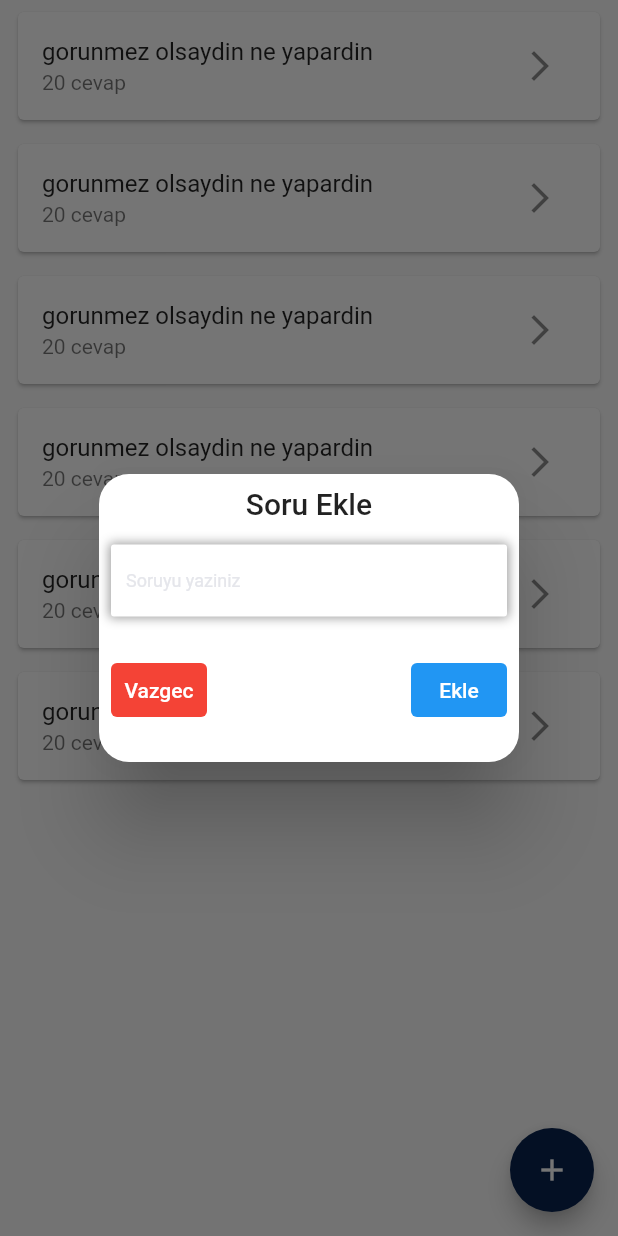
After one commit to tahiruzelli/Suretler, a Flutter app: the QuesPageView screen opened directly, after a tap on the "add" icon, on a phone screen of 412 x 824 dp. The commit adds this screen. Run offline on Flutter 3.47's test engine with Material 2 defaults, Android fonts, the phone set to English and light mode, and no system bars; our stand-ins replace get.

Commit message:
que ans sayfalari ve alt yapilari tamamlandi

```diff
--- a/lib/Controllers/QueAnsController/que_ans_controller.dart
+++ b/lib/Controllers/QueAnsController/que_ans_controller.dart
@@ -1,3 +1,56 @@
+import 'package:Suretler/Views/QueAnsPageView/ans_page_view.dart';
+import 'package:flutter/material.dart';
 import 'package:get/get.dart';
 
-class QueAnsController extends GetxController {}
+class QueAnsController extends GetxController {
+  TextEditingController questionTFController = TextEditingController();
+  TextEditingController answerTFController = TextEditingController();
+
+  RxList answers = [
+    "otobuse akbil basmadan binerdim",
+    "otobuse akbil basmadan binerdim",
+    "otobuse akbil basmadan binerdim",
+    "otobuse akbil basmadan binerdim",
+    "otobuse akbil basmadan binerdim",
+    "otobuse akbil basmadan binerdim",
+  ].obs;
+
+  RxList questions = [
+    "gorunmez olsaydin ne yapardin",
+    "gorunmez olsaydin ne yapardin",
+    "gorunmez olsaydin ne yapardin",
+    "gorunmez olsaydin ne yapardin",
+    "gorunmez olsaydin ne yapardin",
+    "gorunmez olsaydin ne yapardin",
+  ].obs;
+
+  void onQueCardPressed() {
+    Get.to(AnsPageView());
+  }
+
+  void onAddQuestionButtonPressed() {
+    addQuestion();
+  }
+
+  void onAddAnswerButtonPressed() {
+    addAnswer();
+  }
+
+  Future deleteAnswer(int index) async {
+    answers.removeAt(index);
+  }
+
+  Future deleteQuestion(int index) async {
+    questions.removeAt(index);
+  }
+
+  Future addAnswer() async {
+    answers.add(answerTFController.text);
+    answerTFController.clear();
+  }
+
+  Future addQuestion() async {
+    questions.add(questionTFController.text);
+    questionTFController.clear();
+  }
+}
--- /dev/null
+++ b/lib/Globals/Widgets/custom_tf.dart
@@ -0,0 +1,39 @@
+import 'package:Suretler/Globals/Constans/colors.dart';
+import 'package:flutter/material.dart';
+
+customTextField(String desc, TextEditingController controller,
+    {bool obscureText = false, TextInputType? textInputType}) {
+  return Container(
+    decoration: BoxDecoration(
+      color: Colors.white,
+      borderRadius: BorderRadius.circular(2),
+      boxShadow: const [
+        BoxShadow(
+          offset: Offset(0, 0),
+          color: Colors.grey,
+          spreadRadius: 1,
+          blurRadius: 5,
+        )
+      ],
+    ),
+    child: TextField(
+      obscureText: obscureText,
+      controller: controller,
+      keyboardType: textInputType,
+      style: const TextStyle(
+        color: mainColor,
+        fontSize: 12,
+      ),
+      cursorColor: mainColor,
+      decoration: InputDecoration(
+        contentPadding: const EdgeInsets.only(left: 10),
+        border: InputBorder.none,
+        labelText: desc,
+        labelStyle: const TextStyle(
+          color: iosGreyColor,
+          fontSize: 12,
+        ),
+      ),
+    ),
+  );
+}
--- a/lib/Views/GamesPageView/home_page_view.dart
+++ b/lib/Views/GamesPageView/home_page_view.dart
@@ -1,6 +1,6 @@
 import 'package:flutter/material.dart';
 
-class HomePageView extends StatelessWidget {
+class GamesPageView extends StatelessWidget {
   @override
   Widget build(BuildContext context) {
     return Scaffold();
--- /dev/null
+++ b/lib/Views/QueAnsPageView/ques_page_view.dart
@@ -0,0 +1,104 @@
+import 'package:Suretler/Controllers/QueAnsController/que_ans_controller.dart';
+import 'package:Suretler/Globals/Constans/colors.dart';
+import 'package:Suretler/Views/QueAnsPageView/Widgets/delete_edit_picker.dart';
+import 'package:flutter/material.dart';
+import 'package:get/get.dart';
+
+import '../../Globals/Widgets/custom_tf.dart';
+
+class QuesPageView extends StatelessWidget {
+  QueAnsController queAnsController = Get.put(QueAnsController());
+  @override
+  Widget build(BuildContext context) {
+    return Scaffold(
+      floatingActionButton: FloatingActionButton(
+        backgroundColor: mainColor,
+        onPressed: () => onCardPressed(),
+        child: const Icon(
+          Icons.add,
+        ),
+      ),
+      body: Obx(
+        () => ListView.builder(
+          itemCount: queAnsController.questions.length,
+          itemBuilder: (context, index) {
+            return Padding(
+              padding: const EdgeInsets.symmetric(horizontal: 8.0, vertical: 4),
+              child: Card(
+                child: ListTile(
+                  onTap: () {
+                    queAnsController.onQueCardPressed();
+                  },
+                  onLongPress: () {
+                    deleteEditPicker(
+                      context,
+                      () => queAnsController.deleteQuestion(index),
+                      () {},
+                    );
+                  },
+                  title: Text(queAnsController.questions[index]),
+                  subtitle: const Text("20 cevap"),
+                  trailing: IconButton(
+                    onPressed: () {},
+                    icon: const Icon(
+                      Icons.arrow_forward_ios_outlined,
+                    ),
+                  ),
+                ),
+              ),
+            );
+          },
+        ),
+      ),
+    );
+  }
+
+  Future onCardPressed() {
+    return Get.defaultDialog(
+      title: "Soru Ekle",
+      content: Column(
+        children: [
+          customTextField(
+            "Soruyu yaziniz",
+            queAnsController.questionTFController,
+          ),
+          const SizedBox(height: 25),
+          Row(
+            mainAxisAlignment: MainAxisAlignment.spaceBetween,
+            children: [
+              TextButton(
+                onPressed: () {
+                  Get.back();
+                },
+                child: const Text(
+                  "Vazgec",
+                  style: TextStyle(
+                    color: Colors.white,
+                  ),
+                ),
+                style: ButtonStyle(
+                  backgroundColor: MaterialStateProperty.all(Colors.red),
+                ),
+              ),
+              TextButton(
+                onPressed: () {
+                  queAnsController.onAddQuestionButtonPressed();
+                  Get.back();
+                },
+                child: const Text(
+                  "Ekle",
+                  style: TextStyle(
+                    color: Colors.white,
+                  ),
+                ),
+                style: ButtonStyle(
+                  backgroundColor: MaterialStateProperty.all(Colors.blue),
+                ),
+              )
+            ],
+          )
+        ],
+      ),
+    );
+  }
+}
```
Also changed, not shown: lib/Controllers/main_controller.dart (+12 -5 lines), lib/Views/QueAnsPageView/Widgets/delete_edit_picker.dart (added, +37 -0 lines), lib/Views/QueAnsPageView/ans_page_view.dart (added, +94 -0 lines), lib/Views/QueAnsPageView/que_ans_page_view.dart (deleted, +0 -8 lines).
